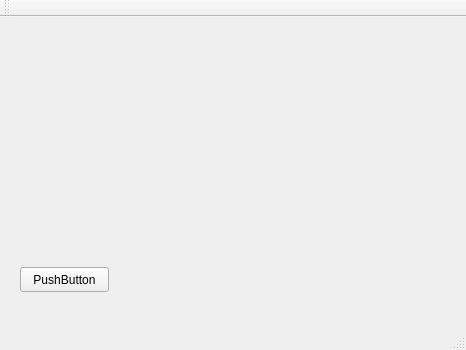
Before: the Qt Designer form QT/새창띄우기/mainwindow.ui in leejk91/CPlusPlus_Practice, drawn with Qt 5.
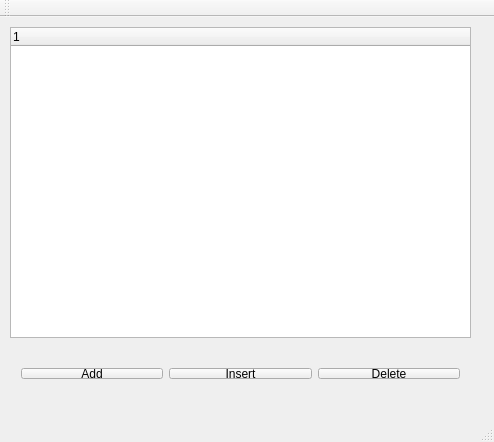
After: the same form once the commit is applied.

Diff of the .ui file:
```diff
--- a/QT/새창띄우기/mainwindow.ui
+++ b/QT/새창띄우기/mainwindow.ui
@@ -6,26 +6,61 @@
    <rect>
     <x>0</x>
     <y>0</y>
-    <width>466</width>
-    <height>350</height>
+    <width>494</width>
+    <height>442</height>
    </rect>
   </property>
   <property name="windowTitle">
    <string>MainWindow</string>
   </property>
   <widget class="QWidget" name="centralWidget">
-   <widget class="QPushButton" name="pushButton">
+   <widget class="QTreeWidget" name="treeWidget">
     <property name="geometry">
      <rect>
-      <x>20</x>
-      <y>250</y>
-      <width>89</width>
-      <height>25</height>
+      <x>10</x>
+      <y>10</y>
+      <width>461</width>
+      <height>311</height>
      </rect>
     </property>
-    <property name="text">
-     <string>PushButton</string>
+    <column>
+     <property name="text">
+      <string notr="true">1</string>
+     </property>
+    </column>
+   </widget>
+   <widget class="QWidget" name="">
+    <property name="geometry">
+     <rect>
+      <x>10</x>
+      <y>340</y>
+      <width>461</width>
+      <height>33</height>
+     </rect>
     </property>
+    <layout class="QHBoxLayout" name="horizontalLayout">
+     <item>
+      <widget class="QPushButton" name="pushButton">
+       <property name="text">
+        <string>Add</string>
+       </property>
+      </widget>
+     </item>
+     <item>
+      <widget class="QPushButton" name="pushButton_2">
+       <property name="text">
+        <string>Insert</string>
+       </property>
+      </widget>
+     </item>
+     <item>
+      <widget class="QPushButton" name="pushButton_3">
+       <property name="text">
+        <string>Delete</string>
+       </property>
+      </widget>
+     </item>
+    </layout>
    </widget>
   </widget>
   <widget class="QMenuBar" name="menuBar">
```
Left out of the diff: 2 changed lines with no effect on the pictures.
